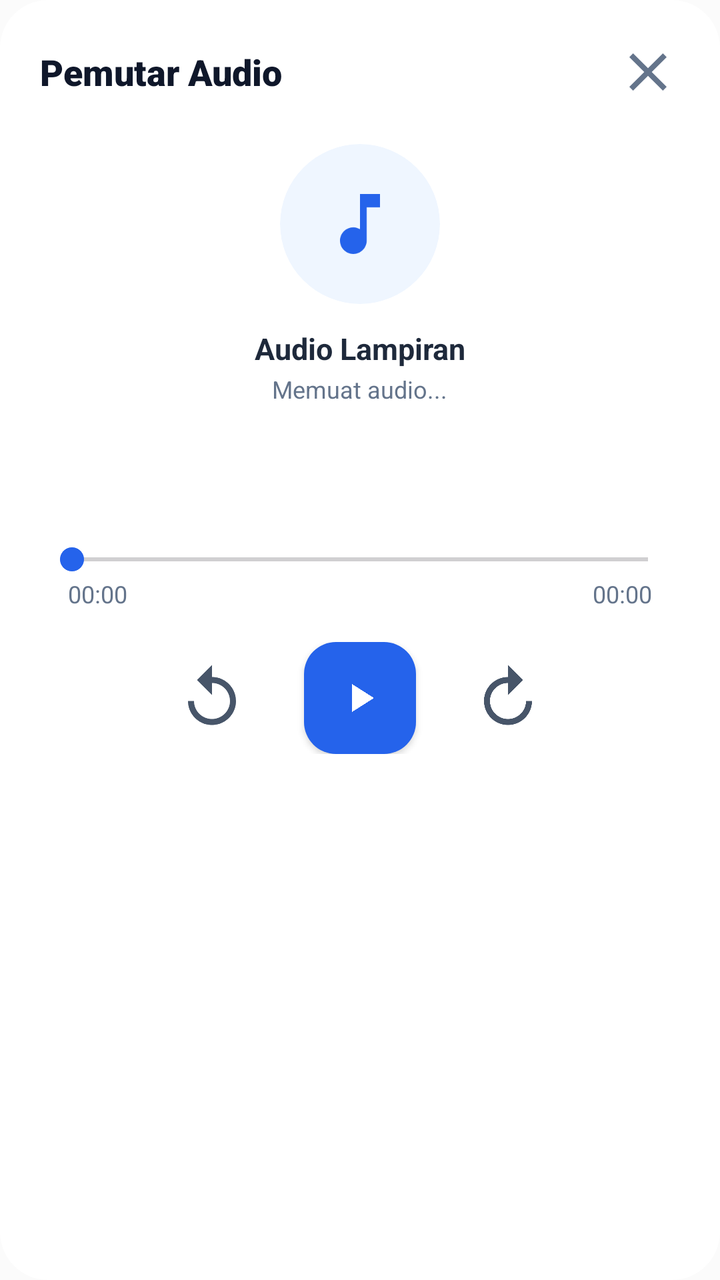
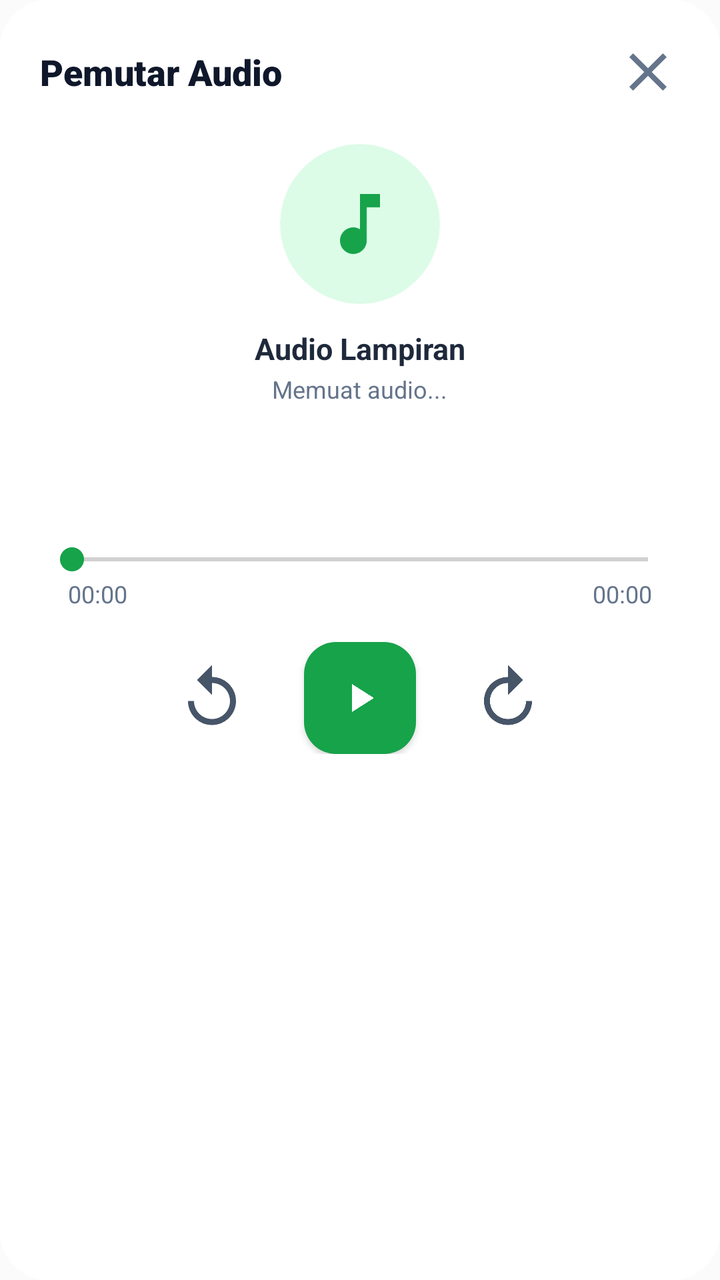

Screens rendered from an Android XML layout before and after an edit, with the pre-edit source and the edit as a unified diff.
<!-- AndroidManifest.xml: application theme Theme.AppPemko -->
<!-- res/layout/dialog_audio_preview.xml -->
<?xml version="1.0" encoding="utf-8"?>
<LinearLayout xmlns:android="http://schemas.android.com/apk/res/android"
    xmlns:app="http://schemas.android.com/apk/res-auto"
    android:layout_width="match_parent"
    android:layout_height="wrap_content"
    android:orientation="vertical"
    android:background="@drawable/dialog_background_white"
    android:padding="20dp">

    
    <RelativeLayout
        android:layout_width="match_parent"
        android:layout_height="wrap_content">

        <TextView
            android:layout_width="wrap_content"
            android:layout_height="wrap_content"
            android:layout_alignParentStart="true"
            android:layout_centerVertical="true"
            android:text="Pemutar Audio"
            android:textColor="#0F172A"
            android:textSize="18sp"
            android:fontFamily="sans-serif-black"/>

        <ImageView
            android:id="@+id/ivCloseAudioPreview"
            android:layout_width="32dp"
            android:layout_height="32dp"
            android:layout_alignParentEnd="true"
            android:layout_centerVertical="true"
            android:src="@drawable/ic_close"
            app:tint="#64748B"
            android:background="?attr/selectableItemBackgroundBorderless"
            android:clickable="true"
            android:focusable="true"
            android:contentDescription="Tutup"/>
    </RelativeLayout>

    
    <LinearLayout
        android:layout_width="match_parent"
        android:layout_height="wrap_content"
        android:gravity="center"
        android:layout_marginTop="20dp"
        android:layout_marginBottom="12dp"
        android:orientation="vertical">

        <com.google.android.material.card.MaterialCardView
            android:layout_width="80dp"
            android:layout_height="80dp"
            app:cardCornerRadius="40dp"
            app:cardElevation="0dp"
            app:strokeWidth="0dp"
            app:cardBackgroundColor="#EFF6FF">

            <ImageView
                android:layout_width="40dp"
                android:layout_height="40dp"
                android:layout_gravity="center"
                android:src="@drawable/ic_audiotrack"
                app:tint="#2563EB"
                android:contentDescription="Audio"/>
        </com.google.android.material.card.MaterialCardView>

        <TextView
            android:id="@+id/tvAudioFileName"
            android:layout_width="match_parent"
            android:layout_height="wrap_content"
            android:layout_marginTop="12dp"
            android:gravity="center"
            android:text="Audio Lampiran"
            android:textColor="#1E293B"
            android:textSize="15sp"
            android:textStyle="bold"
            android:maxLines="2"
            android:ellipsize="middle"/>

        <TextView
            android:id="@+id/tvAudioStatusSubtitle"
            android:layout_width="wrap_content"
            android:layout_height="wrap_content"
            android:layout_marginTop="2dp"
            android:text="Memuat audio..."
            android:textColor="#64748B"
            android:textSize="12sp"/>
    </LinearLayout>

    
    <ProgressBar
        android:id="@+id/pbAudioLoading"
        android:layout_width="32dp"
        android:layout_height="32dp"
        android:layout_gravity="center"
        android:indeterminateTint="#2563EB"
        android:layout_marginVertical="8dp"
        android:visibility="visible"/>

    
    <LinearLayout
        android:id="@+id/llAudioProgressContainer"
        android:layout_width="match_parent"
        android:layout_height="wrap_content"
        android:orientation="vertical"
        android:layout_marginTop="8dp">

        <SeekBar
            android:id="@+id/sbAudioProgress"
            android:layout_width="match_parent"
            android:layout_height="wrap_content"
            android:progressTint="#2563EB"
            android:thumbTint="#2563EB"
            android:max="100"/>

        <RelativeLayout
            android:layout_width="match_parent"
            android:layout_height="wrap_content"
            android:paddingHorizontal="14dp">

            <TextView
                android:id="@+id/tvAudioCurrentTime"
                android:layout_width="wrap_content"
                android:layout_height="wrap_content"
                android:layout_alignParentStart="true"
                android:text="00:00"
                android:textColor="#64748B"
                android:textSize="12sp"/>

            <TextView
                android:id="@+id/tvAudioTotalDuration"
                android:layout_width="wrap_content"
                android:layout_height="wrap_content"
                android:layout_alignParentEnd="true"
                android:text="00:00"
                android:textColor="#64748B"
                android:textSize="12sp"/>
        </RelativeLayout>
    </LinearLayout>

    
    <LinearLayout
        android:layout_width="match_parent"
        android:layout_height="wrap_content"
        android:gravity="center"
        android:layout_marginTop="16dp"
        android:layout_marginBottom="8dp"
        android:orientation="horizontal">

        <ImageView
            android:id="@+id/ivAudioReplay10"
            android:layout_width="36dp"
            android:layout_height="36dp"
            android:src="@drawable/ic_replay_10"
            app:tint="#475569"
            android:layout_marginEnd="28dp"
            android:background="?attr/selectableItemBackgroundBorderless"
            android:clickable="true"
            android:focusable="true"
            android:contentDescription="Mundur 10 Detik"/>

        <com.google.android.material.floatingactionbutton.FloatingActionButton
            android:id="@+id/fabAudioPlayPause"
            android:layout_width="wrap_content"
            android:layout_height="wrap_content"
            android:src="@drawable/ic_play_arrow"
            app:tint="#FFFFFF"
            app:backgroundTint="#2563EB"
            app:elevation="2dp"
            app:fabSize="normal"
            android:contentDescription="Putar / Jeda"/>

        <ImageView
            android:id="@+id/ivAudioForward10"
            android:layout_width="36dp"
            android:layout_height="36dp"
            android:src="@drawable/ic_forward_10"
            app:tint="#475569"
            android:layout_marginStart="28dp"
            android:background="?attr/selectableItemBackgroundBorderless"
            android:clickable="true"
            android:focusable="true"
            android:contentDescription="Maju 10 Detik"/>
    </LinearLayout>
</LinearLayout>
<!-- resources referenced by this layout -->
<resources>
  <!-- drawable dialog_background_white (drawable) -->
  <?xml version="1.0" encoding="utf-8"?>
  <shape xmlns:android="http://schemas.android.com/apk/res/android"
      android:shape="rectangle">
      <solid android:color="#FFFFFF" />
      <corners android:radius="24dp" />
  </shape>
  <!-- drawable ic_audiotrack (drawable) -->
  <?xml version="1.0" encoding="utf-8"?>
  <vector xmlns:android="http://schemas.android.com/apk/res/android"
      android:width="24dp"
      android:height="24dp"
      android:viewportWidth="24"
      android:viewportHeight="24">
      <path
          android:fillColor="#FF000000"
          android:pathData="M12,3v10.55c-0.59,-0.34 -1.27,-0.55 -2,-0.55 -2.21,0 -4,1.79 -4,4s1.79,4 4,4 4,-1.79 4,-4V7h4V3h-6z" />
  </vector>
  <!-- drawable ic_close (drawable) -->
  <?xml version="1.0" encoding="utf-8"?>
  <vector xmlns:android="http://schemas.android.com/apk/res/android"
      android:width="24dp"
      android:height="24dp"
      android:viewportWidth="24"
      android:viewportHeight="24">
      <path
          android:fillColor="#FF000000"
          android:pathData="M19,6.41L17.59,5 12,10.59 6.41,5 5,6.41 10.59,12 5,17.59 6.41,19 12,13.41 17.59,19 19,17.59 13.41,12z" />
  </vector>
  <!-- drawable ic_forward_10 (drawable) -->
  <?xml version="1.0" encoding="utf-8"?>
  <vector xmlns:android="http://schemas.android.com/apk/res/android"
      android:width="24dp"
      android:height="24dp"
      android:viewportWidth="24"
      android:viewportHeight="24">
      <path
          android:fillColor="#FF000000"
          android:pathData="M12,5V1l5,5 -5,5V7c-3.31,0 -6,2.69 -6,6s2.69,6 6,6 6,-2.69 6,-6h2c0,4.42 -3.58,8 -8,8s-8,-3.58 -8,-8 3.58,-8 8,-8z" />
  </vector>
  <!-- drawable ic_play_arrow (drawable) -->
  <?xml version="1.0" encoding="utf-8"?>
  <vector xmlns:android="http://schemas.android.com/apk/res/android"
      android:width="24dp"
      android:height="24dp"
      android:viewportWidth="24"
      android:viewportHeight="24">
      <path
          android:fillColor="#FF000000"
          android:pathData="M8,5v14l11,-7z" />
  </vector>
  <!-- drawable ic_replay_10 (drawable) -->
  <?xml version="1.0" encoding="utf-8"?>
  <vector xmlns:android="http://schemas.android.com/apk/res/android"
      android:width="24dp"
      android:height="24dp"
      android:viewportWidth="24"
      android:viewportHeight="24">
      <path
          android:fillColor="#FF000000"
          android:pathData="M12,5V1L7,6l5,5V7c3.31,0 6,2.69 6,6s-2.69,6 -6,6 -6,-2.69 -6,-6H4c0,4.42 3.58,8 8,8s8,-3.58 8,-8 -3.58,-8 -8,-8z" />
  </vector>
  <style name="Theme.AppPemko" parent="Base.Theme.AppPemko">
          <item name="android:textColor">@color/text_primary</item>
      </style>
  <color name="text_primary">#171717</color>
  <color name="primary_brand">#0869D8</color>
  <color name="on_primary_brand">#FFFFFF</color>
  <color name="brand_secondary">#E91E63</color>
  <color name="white">#FFFFFF</color>
  <color name="surface_main">#FFFFFF</color>
  <color name="surface_variant">#F4F4F4</color>
  <color name="text_secondary">#454545</color>
  <color name="background_main">#FBFBFB</color>
  <style name="Animation.App.Activity" parent="@android:style/Animation.Activity">
          <item name="android:activityOpenEnterAnimation">@anim/slide_in_right</item>
          <item name="android:activityOpenExitAnimation">@anim/slide_out_left</item>
          <item name="android:activityCloseEnterAnimation">@anim/slide_in_left</item>
          <item name="android:activityCloseExitAnimation">@anim/slide_out_right</item>
      </style>
  <!-- unchanged entries left out for length: 1 -->
</resources>

<!-- the commit's change to res/layout/dialog_audio_preview.xml (unified diff, before → after) -->
@@ -51,14 +51,14 @@
             app:cardCornerRadius="40dp"
             app:cardElevation="0dp"
             app:strokeWidth="0dp"
-            app:cardBackgroundColor="#EFF6FF">
+            app:cardBackgroundColor="#DCFCE7">
 
             <ImageView
                 android:layout_width="40dp"
                 android:layout_height="40dp"
                 android:layout_gravity="center"
                 android:src="@drawable/ic_audiotrack"
-                app:tint="#2563EB"
+                app:tint="#16A34A"
                 android:contentDescription="Audio"/>
         </com.google.android.material.card.MaterialCardView>
 
@@ -91,7 +91,7 @@
         android:layout_width="32dp"
         android:layout_height="32dp"
         android:layout_gravity="center"
-        android:indeterminateTint="#2563EB"
+        android:indeterminateTint="#16A34A"
         android:layout_marginVertical="8dp"
         android:visibility="visible"/>
 
@@ -107,8 +107,8 @@
             android:id="@+id/sbAudioProgress"
             android:layout_width="match_parent"
             android:layout_height="wrap_content"
-            android:progressTint="#2563EB"
-            android:thumbTint="#2563EB"
+            android:progressTint="#16A34A"
+            android:thumbTint="#16A34A"
             android:max="100"/>
 
         <RelativeLayout
@@ -163,7 +163,7 @@
             android:layout_height="wrap_content"
             android:src="@drawable/ic_play_arrow"
             app:tint="#FFFFFF"
-            app:backgroundTint="#2563EB"
+            app:backgroundTint="#16A34A"
             app:elevation="2dp"
             app:fabSize="normal"
             android:contentDescription="Putar / Jeda"/>
